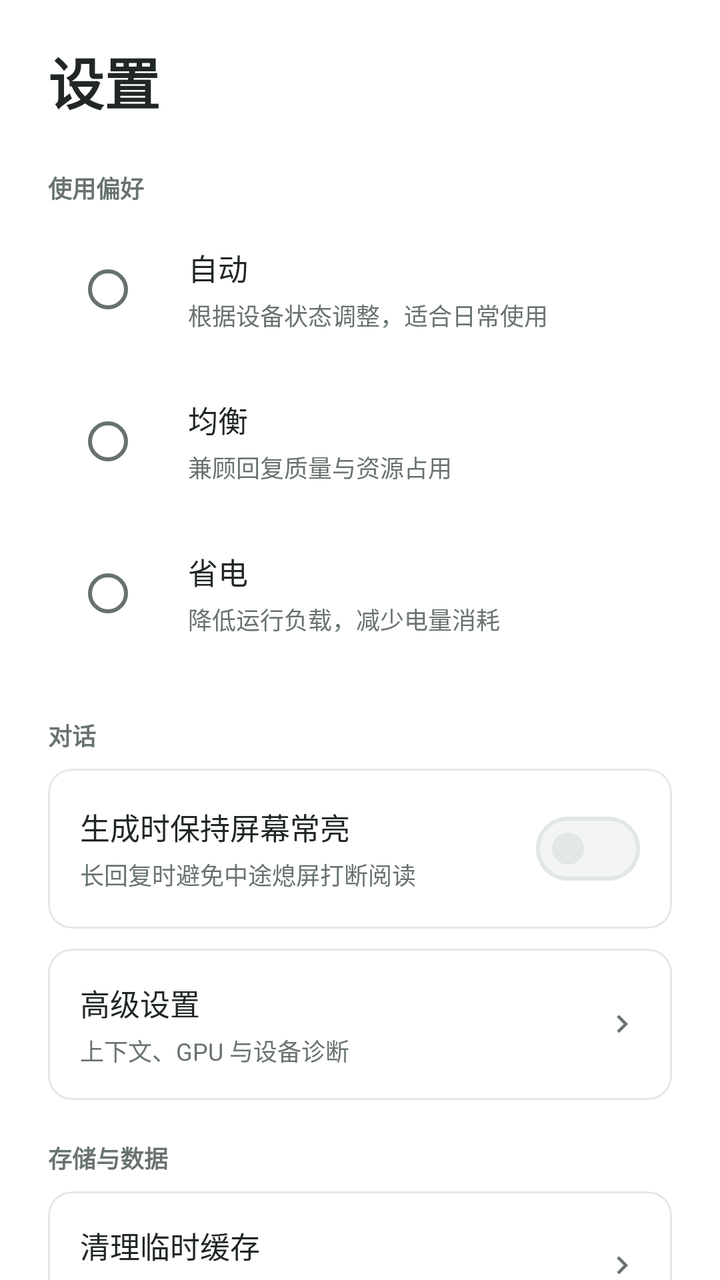
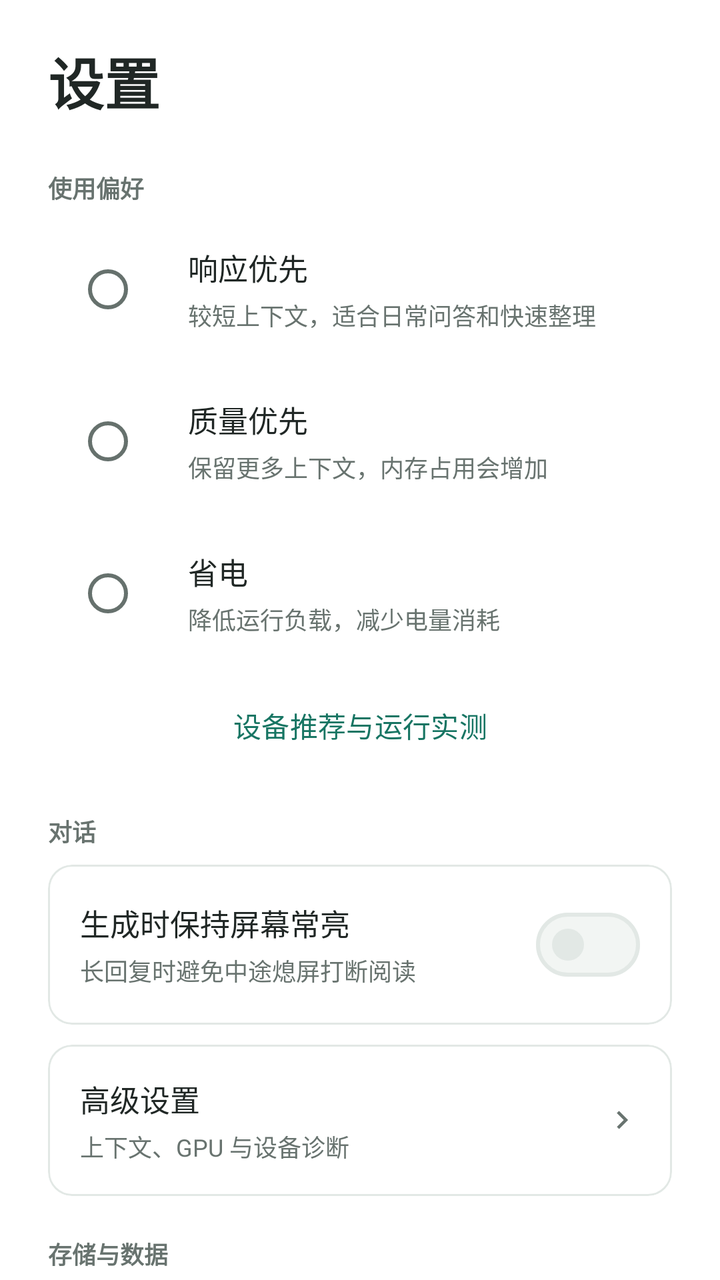

Compare the two renders of this Android layout. The source of the first and the diff that turns it into the second are given below.
<!-- AndroidManifest.xml: application theme Theme.LocalAI -->
<!-- res/layout/fragment_settings.xml -->
<?xml version="1.0" encoding="utf-8"?>
<ScrollView xmlns:android="http://schemas.android.com/apk/res/android" xmlns:app="http://schemas.android.com/apk/res-auto" android:layout_width="match_parent" android:layout_height="match_parent" android:scrollbars="none">
    <LinearLayout android:layout_width="match_parent" android:layout_height="wrap_content" android:orientation="vertical" android:paddingBottom="28dp">
        <TextView style="@style/Text.App.Headline" android:layout_width="match_parent" android:layout_height="wrap_content" android:paddingStart="@dimen/pad_screen" android:paddingTop="20dp" android:paddingBottom="4dp" android:text="@string/settings_title"/>
        <TextView style="@style/GroupLabel" android:layout_width="match_parent" android:layout_height="wrap_content" android:text="@string/group_mode"/>
        <com.google.android.material.card.MaterialCardView android:id="@+id/mode_auto" style="@style/ModeCard" app:strokeWidth="0dp">
            <LinearLayout android:layout_width="match_parent" android:layout_height="wrap_content" android:orientation="horizontal" android:gravity="center_vertical" android:padding="10dp">
                <RadioButton android:id="@+id/radio_auto" style="@style/ModeRadio" android:importantForAccessibility="no"/>
                <LinearLayout style="@style/ModeTextCol">
                    <TextView style="@style/RowTitle" android:layout_width="match_parent" android:layout_height="wrap_content" android:text="@string/mode_auto"/>
                    <TextView style="@style/Text.App.Caption" android:layout_width="match_parent" android:layout_height="wrap_content" android:layout_marginTop="4dp" android:text="@string/mode_auto_desc"/>
                </LinearLayout>
            </LinearLayout>
        </com.google.android.material.card.MaterialCardView>
        <com.google.android.material.card.MaterialCardView android:id="@+id/mode_balanced" style="@style/ModeCard" app:strokeWidth="0dp">
            <LinearLayout android:layout_width="match_parent" android:layout_height="wrap_content" android:orientation="horizontal" android:gravity="center_vertical" android:padding="10dp">
                <RadioButton android:id="@+id/radio_balanced" style="@style/ModeRadio" android:importantForAccessibility="no"/>
                <LinearLayout style="@style/ModeTextCol">
                    <TextView style="@style/RowTitle" android:layout_width="match_parent" android:layout_height="wrap_content" android:text="@string/mode_balanced"/>
                    <TextView style="@style/Text.App.Caption" android:layout_width="match_parent" android:layout_height="wrap_content" android:layout_marginTop="4dp" android:text="@string/mode_balanced_desc"/>
                </LinearLayout>
            </LinearLayout>
        </com.google.android.material.card.MaterialCardView>
        <com.google.android.material.card.MaterialCardView android:id="@+id/mode_saver" style="@style/ModeCard" app:strokeWidth="0dp">
            <LinearLayout android:layout_width="match_parent" android:layout_height="wrap_content" android:orientation="horizontal" android:gravity="center_vertical" android:padding="10dp">
                <RadioButton android:id="@+id/radio_saver" style="@style/ModeRadio" android:importantForAccessibility="no"/>
                <LinearLayout style="@style/ModeTextCol">
                    <TextView style="@style/RowTitle" android:layout_width="match_parent" android:layout_height="wrap_content" android:text="@string/mode_saver"/>
                    <TextView style="@style/Text.App.Caption" android:layout_width="match_parent" android:layout_height="wrap_content" android:layout_marginTop="4dp" android:text="@string/mode_saver_desc"/>
                </LinearLayout>
            </LinearLayout>
        </com.google.android.material.card.MaterialCardView>
        <TextView style="@style/GroupLabel" android:layout_width="match_parent" android:layout_height="wrap_content" android:text="@string/group_inference"/>
        <com.google.android.material.card.MaterialCardView android:layout_width="match_parent" android:layout_height="wrap_content" android:layout_marginStart="@dimen/pad_screen" android:layout_marginEnd="@dimen/pad_screen">
            <LinearLayout android:layout_width="match_parent" android:layout_height="wrap_content" android:orientation="vertical">
                <LinearLayout style="@style/TapRow" android:clickable="false" android:focusable="false">
                    <LinearLayout style="@style/SwitchTextCol">
                        <TextView style="@style/RowTitle" android:layout_width="match_parent" android:layout_height="wrap_content" android:text="@string/sw_keep_screen"/>
                        <TextView style="@style/Text.App.Caption" android:layout_width="match_parent" android:layout_height="wrap_content" android:layout_marginTop="4dp" android:text="@string/sw_keep_screen_sub"/>
                    </LinearLayout>
                    <com.google.android.material.materialswitch.MaterialSwitch android:id="@+id/sw_keep_screen" style="@style/RowSwitch" android:contentDescription="@string/sw_keep_screen"/>
                </LinearLayout>
            </LinearLayout>
        </com.google.android.material.card.MaterialCardView>
        <com.google.android.material.card.MaterialCardView android:layout_width="match_parent" android:layout_height="wrap_content" android:layout_marginStart="@dimen/pad_screen" android:layout_marginEnd="@dimen/pad_screen" android:layout_marginTop="10dp">
            <LinearLayout android:layout_width="match_parent" android:layout_height="wrap_content" android:orientation="vertical">
                <LinearLayout android:id="@+id/row_advanced" style="@style/TapRow" android:minHeight="56dp">
                    <LinearLayout style="@style/SwitchTextCol">
                        <TextView style="@style/RowTitle" android:layout_width="match_parent" android:layout_height="wrap_content" android:text="@string/advanced_title"/>
                        <TextView style="@style/Text.App.Caption" android:layout_width="match_parent" android:layout_height="wrap_content" android:layout_marginTop="4dp" android:text="@string/advanced_sub"/>
                    </LinearLayout>
                    <ImageView style="@style/Chevron" android:src="@drawable/ic_chevron_right" android:importantForAccessibility="no"/>
                </LinearLayout>
                <LinearLayout android:id="@+id/advanced_content" android:layout_width="match_parent" android:layout_height="wrap_content" android:orientation="vertical" android:visibility="gone">
                    <LinearLayout android:id="@+id/row_context_length" style="@style/TapRow" android:minHeight="56dp">
                        <LinearLayout style="@style/SwitchTextCol">
                            <TextView style="@style/RowTitle" android:layout_width="match_parent" android:layout_height="wrap_content" android:text="@string/row_context_length"/>
                            <TextView android:id="@+id/text_context_length" style="@style/Text.App.Caption" android:layout_width="match_parent" android:layout_height="wrap_content" android:layout_marginTop="4dp"/>
                        </LinearLayout>
                        <ImageView style="@style/Chevron" android:src="@drawable/ic_chevron_right" android:importantForAccessibility="no"/>
                    </LinearLayout>
                    <LinearLayout android:id="@+id/row_gpu_layers" style="@style/TapRow" android:minHeight="56dp">
                        <LinearLayout style="@style/SwitchTextCol">
                            <TextView style="@style/RowTitle" android:layout_width="match_parent" android:layout_height="wrap_content" android:text="@string/row_gpu_layers"/>
                            <TextView android:id="@+id/text_gpu_layers" style="@style/Text.App.Caption" android:layout_width="match_parent" android:layout_height="wrap_content" android:layout_marginTop="4dp"/>
                        </LinearLayout>
                        <ImageView style="@style/Chevron" android:src="@drawable/ic_chevron_right" android:importantForAccessibility="no"/>
                    </LinearLayout>
                    <LinearLayout android:id="@+id/row_diagnostics" style="@style/TapRow" android:minHeight="56dp">
                        <LinearLayout style="@style/SwitchTextCol">
                            <TextView style="@style/RowTitle" android:layout_width="match_parent" android:layout_height="wrap_content" android:text="@string/action_diagnostics"/>
                        </LinearLayout>
                        <ImageView style="@style/Chevron" android:src="@drawable/ic_chevron_right" android:importantForAccessibility="no"/>
                    </LinearLayout>
                </LinearLayout>
            </LinearLayout>
        </com.google.android.material.card.MaterialCardView>
        <TextView style="@style/GroupLabel" android:layout_width="match_parent" android:layout_height="wrap_content" android:text="@string/group_storage"/>
        <com.google.android.material.card.MaterialCardView android:layout_width="match_parent" android:layout_height="wrap_content" android:layout_marginStart="@dimen/pad_screen" android:layout_marginEnd="@dimen/pad_screen">
            <LinearLayout android:layout_width="match_parent" android:layout_height="wrap_content" android:orientation="vertical">
                <LinearLayout android:id="@+id/row_clear_cache" style="@style/TapRow" android:minHeight="56dp">
                    <LinearLayout style="@style/SwitchTextCol">
                        <TextView style="@style/RowTitle" android:layout_width="match_parent" android:layout_height="wrap_content" android:text="@string/row_clear_cache"/>
                        <TextView android:id="@+id/text_cache_size" style="@style/Text.App.Caption" android:layout_width="match_parent" android:layout_height="wrap_content" android:layout_marginTop="4dp"/>
                    </LinearLayout>
                    <ImageView style="@style/Chevron" android:src="@drawable/ic_chevron_right" android:importantForAccessibility="no"/>
                </LinearLayout>
                <LinearLayout android:id="@+id/row_clear_sessions" style="@style/TapRow" android:minHeight="56dp">
                    <LinearLayout style="@style/SwitchTextCol">
                        <TextView style="@style/RowTitle" android:layout_width="match_parent" android:layout_height="wrap_content" android:text="@string/row_clear_sessions"/>
                    </LinearLayout>
                    <ImageView style="@style/Chevron" android:src="@drawable/ic_chevron_right" android:importantForAccessibility="no"/>
                </LinearLayout>
                <LinearLayout android:id="@+id/row_privacy" style="@style/TapRow" android:minHeight="56dp">
                    <LinearLayout style="@style/SwitchTextCol">
                        <TextView style="@style/RowTitle" android:layout_width="match_parent" android:layout_height="wrap_content" android:text="@string/privacy_title"/>
                    </LinearLayout>
                    <ImageView style="@style/Chevron" android:src="@drawable/ic_chevron_right" android:importantForAccessibility="no"/>
                </LinearLayout>
            </LinearLayout>
        </com.google.android.material.card.MaterialCardView>
        <TextView style="@style/GroupLabel" android:layout_width="match_parent" android:layout_height="wrap_content" android:text="@string/group_about"/>
        <com.google.android.material.card.MaterialCardView android:layout_width="match_parent" android:layout_height="wrap_content" android:layout_marginStart="@dimen/pad_screen" android:layout_marginEnd="@dimen/pad_screen">
            <LinearLayout android:layout_width="match_parent" android:layout_height="wrap_content" android:orientation="vertical">
                <LinearLayout android:id="@+id/row_license" style="@style/TapRow" android:minHeight="56dp">
                    <LinearLayout style="@style/SwitchTextCol">
                        <TextView style="@style/RowTitle" android:layout_width="match_parent" android:layout_height="wrap_content" android:text="@string/row_license"/>
                    </LinearLayout>
                    <ImageView style="@style/Chevron" android:src="@drawable/ic_chevron_right" android:importantForAccessibility="no"/>
                </LinearLayout>
            </LinearLayout>
        </com.google.android.material.card.MaterialCardView>
        <TextView android:id="@+id/text_version" style="@style/Text.App.Caption" android:layout_width="match_parent" android:layout_height="wrap_content" android:gravity="center" android:paddingTop="24dp"/>
    </LinearLayout>
</ScrollView>
<!-- resources referenced by this layout -->
<resources>
  <dimen name="pad_screen">24dp</dimen>
  <string name="action_diagnostics">设备诊断</string>
  <string name="advanced_sub">上下文、GPU 与设备诊断</string>
  <string name="advanced_title">高级设置</string>
  <string name="group_about">关于</string>
  <string name="group_inference">对话</string>
  <string name="group_mode">使用偏好</string>
  <string name="group_storage">存储与数据</string>
  <string name="mode_auto">自动</string>
  <string name="mode_auto_desc">根据设备状态调整，适合日常使用</string>
  <string name="mode_balanced">均衡</string>
  <string name="mode_balanced_desc">兼顾回复质量与资源占用</string>
  <string name="mode_saver">省电</string>
  <string name="mode_saver_desc">降低运行负载，减少电量消耗</string>
  <string name="privacy_title">隐私与数据说明</string>
  <string name="row_clear_cache">清理临时缓存</string>
  <string name="row_clear_sessions">清空全部会话</string>
  <string name="row_context_length">上下文长度</string>
  <string name="row_gpu_layers">GPU 加速</string>
  <string name="row_license">开源许可证</string>
  <string name="settings_title">设置</string>
  <string name="sw_keep_screen">生成时保持屏幕常亮</string>
  <string name="sw_keep_screen_sub">长回复时避免中途熄屏打断阅读</string>
  <style name="Chevron">
          <item name="android:layout_width">18dp</item>
          <item name="android:layout_height">18dp</item>
          <item name="tint">@color/text_tertiary</item>
      </style>
  <style name="RowSwitch">
          <item name="android:layout_width">wrap_content</item>
          <item name="android:layout_height">wrap_content</item>
          <item name="android:layout_marginStart">12dp</item>
      </style>
  <style name="RowTitle" parent="android:TextAppearance">
          <item name="android:layout_width">wrap_content</item>
          <item name="android:layout_height">wrap_content</item>
          <item name="android:textSize">15sp</item>
          <item name="android:textColor">@color/text_primary</item>
      </style>
  <style name="SwitchTextCol">
          <item name="android:layout_width">0dp</item>
          <item name="android:layout_weight">1</item>
          <item name="android:layout_height">wrap_content</item>
          <item name="android:orientation">vertical</item>
      </style>
  <style name="Text.App.Caption" parent="android:TextAppearance">
          <item name="android:textSize">12sp</item>
          <item name="android:textColor">@color/text_tertiary</item>
      </style>
  <style name="Text.App.Headline" parent="android:TextAppearance">
          <item name="android:textSize">28sp</item>
          <item name="android:fontFamily">sans-serif-medium</item>
          <item name="android:textStyle">bold</item>
          <item name="android:textColor">@color/text_primary</item>
      </style>
  <color name="text_tertiary">#68736F</color>
  <color name="text_primary">#202725</color>
  <color name="md_primary">#177563</color>
  <color name="md_on_primary">#FFFFFF</color>
  <color name="md_primary_container">#EAF3EF</color>
  <color name="md_on_primary_container">#155B4E</color>
  <color name="md_secondary">#177563</color>
  <color name="md_on_secondary">#FFFFFF</color>
  <color name="md_secondary_container">#EAF3EF</color>
  <color name="md_on_secondary_container">#155B4E</color>
  <color name="md_tertiary">#D97706</color>
  <color name="md_on_tertiary">#FFFFFF</color>
  <color name="md_tertiary_container">#FEF3C7</color>
  <color name="md_on_tertiary_container">#78350F</color>
  <color name="surface_variant">#F2F5F3</color>
  <color name="outline">#E2E8E5</color>
  <color name="surface">#FFFFFF</color>
  <color name="on_surface">#202725</color>
  <color name="on_surface_variant">#66716D</color>
  <color name="status_danger">#DC2626</color>
  <color name="app_background">#FFFFFF</color>
  <style name="Widget.App.NavIndicator" parent="Widget.Material3.BottomNavigationView.ActiveIndicator">
          <item name="android:color">?attr/colorPrimaryContainer</item>
      </style>
  <dimen name="radius_card">12dp</dimen>
  <!-- unchanged entries left out for length: 10 -->
</resources>

<!-- the commit's change to res/layout/fragment_settings.xml (unified diff, before → after) -->
@@ -30,6 +30,7 @@
                 </LinearLayout>
             </LinearLayout>
         </com.google.android.material.card.MaterialCardView>
+        <com.google.android.material.button.MaterialButton android:id="@+id/row_device_advice" style="@style/Widget.Material3.Button.TextButton" android:layout_width="match_parent" android:layout_height="wrap_content" android:layout_marginStart="24dp" android:layout_marginEnd="24dp" android:minHeight="48dp" android:text="设备推荐与运行实测" />
         <TextView style="@style/GroupLabel" android:layout_width="match_parent" android:layout_height="wrap_content" android:text="@string/group_inference"/>
         <com.google.android.material.card.MaterialCardView android:layout_width="match_parent" android:layout_height="wrap_content" android:layout_marginStart="@dimen/pad_screen" android:layout_marginEnd="@dimen/pad_screen">
             <LinearLayout android:layout_width="match_parent" android:layout_height="wrap_content" android:orientation="vertical">
<!-- resource entries referenced after the edit -->
@@ -8,10 +8,10 @@
   <string name="group_inference">对话</string>
   <string name="group_mode">使用偏好</string>
   <string name="group_storage">存储与数据</string>
-  <string name="mode_auto">自动</string>
-  <string name="mode_auto_desc">根据设备状态调整，适合日常使用</string>
-  <string name="mode_balanced">均衡</string>
-  <string name="mode_balanced_desc">兼顾回复质量与资源占用</string>
+  <string name="mode_auto">响应优先</string>
+  <string name="mode_auto_desc">较短上下文，适合日常问答和快速整理</string>
+  <string name="mode_balanced">质量优先</string>
+  <string name="mode_balanced_desc">保留更多上下文，内存占用会增加</string>
   <string name="mode_saver">省电</string>
   <string name="mode_saver_desc">降低运行负载，减少电量消耗</string>
   <string name="privacy_title">隐私与数据说明</string>
